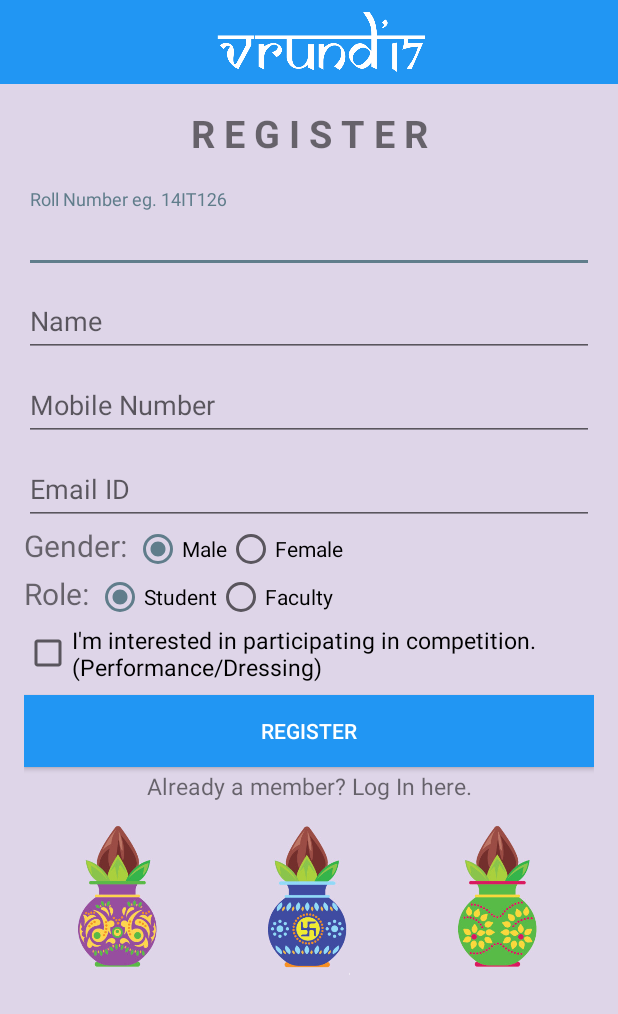
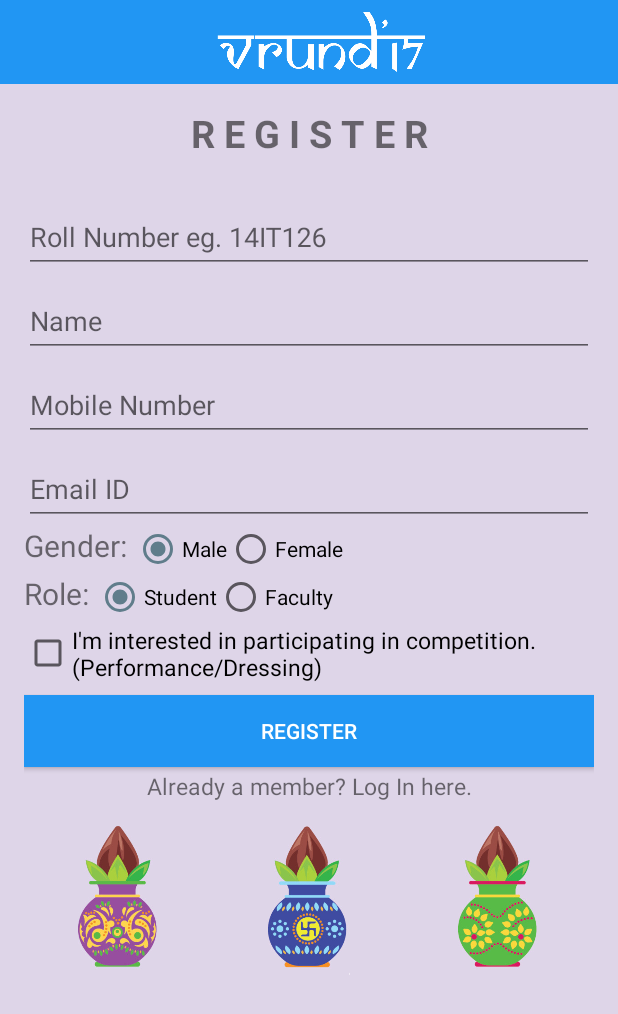
Before and after one commit to yasheth/Vrund, an Android app: the SignUp screen opened directly, with no data from a screen before it, on a phone screen of 412 x 824 dp. Shown: the top 1014 px of the screen. Run offline under Robolectric (Android 15) with nearby library versions, the phone set to English and light mode, and no system bars; our stand-ins replace Firebase (no records; nobody signed in at launch, a user with empty details on screens opened directly).

Commit message:
final fix

```diff
--- a/app/build.gradle
+++ b/app/build.gradle
@@ -10,7 +10,7 @@ android {
         applicationId "charusat.vrund17"
         minSdkVersion 19
         targetSdkVersion 25
-        versionCode 2
+        versionCode 3
         versionName "1.0"
         testInstrumentationRunner "android.support.test.runner.AndroidJUnitRunner"
         multiDexEnabled true
--- a/app/src/main/java/charusat/vrund17/Login.java
+++ b/app/src/main/java/charusat/vrund17/Login.java
@@ -95,12 +95,14 @@ public class Login extends AppCompatActivity {
                                     } else {
 
                                         Toast.makeText(getApplicationContext(),"Wrong Roll / Phone Number",Toast.LENGTH_SHORT).show();
+                                        progressDialog.dismiss();
                                         progressDialog.cancel();
                                     }
 
 
                                 } else {
                                     Toast.makeText(getApplicationContext(),"Wrong Roll / Phone Number",Toast.LENGTH_SHORT).show();
+                                    progressDialog.dismiss();
                                     progressDialog.cancel();
                                 }
                             }
--- a/app/src/main/res/layout/activity_sign_up.xml
+++ b/app/src/main/res/layout/activity_sign_up.xml
@@ -26,12 +26,15 @@
     <android.support.v4.widget.NestedScrollView
         android:layout_width="match_parent"
         android:layout_height="wrap_content"
-        android:orientation="vertical">
+        android:orientation="vertical"
+        android:scrollbarThumbVertical="@null">
 
 
         <LinearLayout
             android:layout_width="match_parent"
             android:layout_height="wrap_content"
+            android:descendantFocusability="beforeDescendants"
+            android:focusableInTouchMode="true"
             android:orientation="vertical"
             android:paddingLeft="@dimen/activity_horizontal_margin"
             android:paddingRight="@dimen/activity_horizontal_margin">
--- a/app/src/main/res/layout/fragment_schedule.xml
+++ b/app/src/main/res/layout/fragment_schedule.xml
@@ -81,7 +81,7 @@
             <TextView
                 android:layout_width="wrap_content"
                 android:layout_height="wrap_content"
-                android:text="  5:15 P.M."
+                android:text="  5:30 P.M."
                 android:textColor="@color/textColorPrimary"
                 android:textSize="20sp"
                 android:textStyle="bold" />
@@ -120,7 +120,7 @@
             <TextView
                 android:layout_width="wrap_content"
                 android:layout_height="wrap_content"
-                android:text="  6:00 P.M."
+                android:text="  5:45 P.M."
                 android:textColor="@color/textColorPrimary"
                 android:textSize="20sp"
                 android:textStyle="bold" />
```
Also changed, not shown: app/src/main/AndroidManifest.xml (+6 -2 lines).
